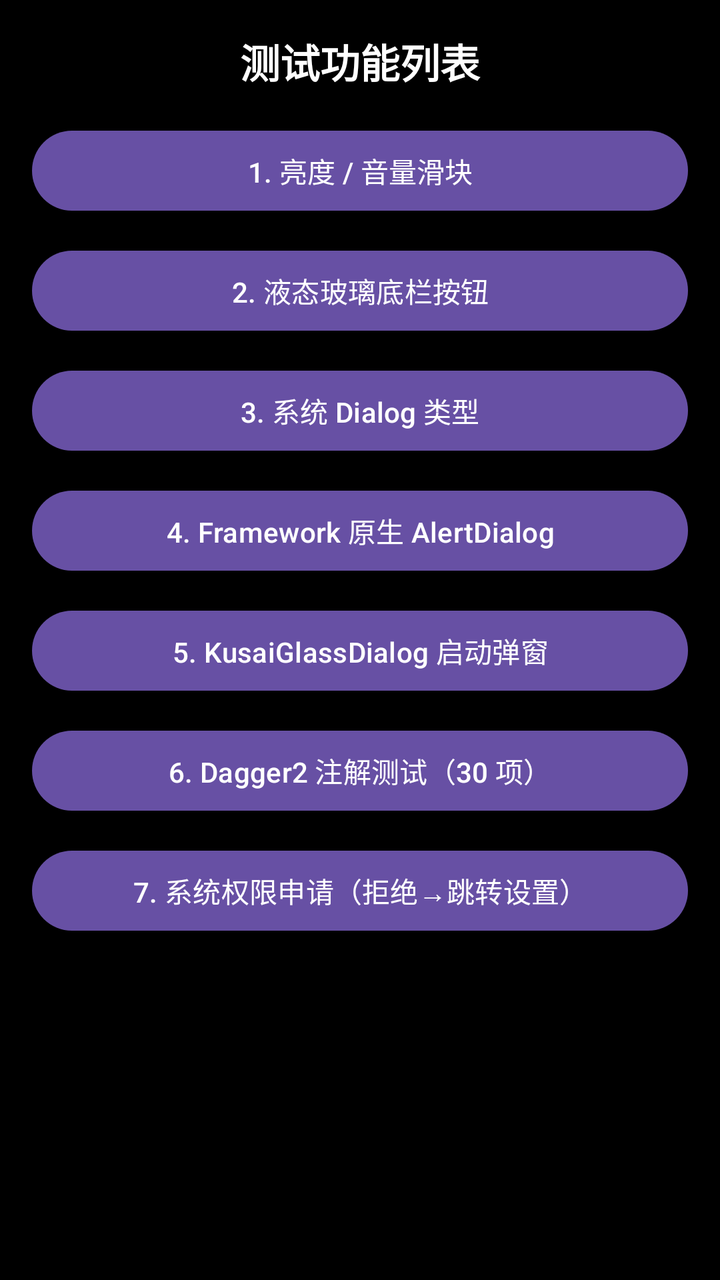
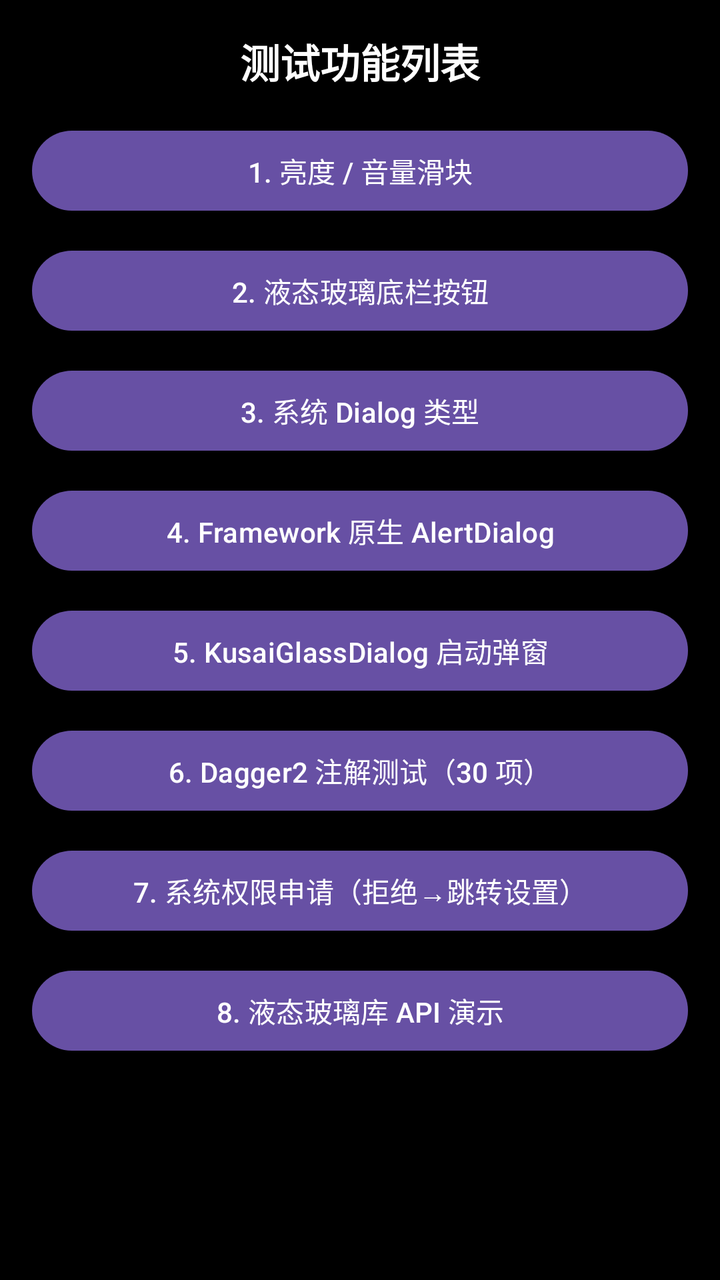

Screens rendered from an Android XML layout before and after an edit, with the pre-edit source and the edit as a unified diff.
<!-- AndroidManifest.xml: application theme Theme.TestDemo -->
<!-- res/layout/activity_test_list.xml -->
<?xml version="1.0" encoding="utf-8"?>
<ScrollView xmlns:android="http://schemas.android.com/apk/res/android"
    android:layout_width="match_parent"
    android:layout_height="match_parent"
    android:background="#FF000000"
    android:fillViewport="true">

    <LinearLayout
        android:layout_width="match_parent"
        android:layout_height="wrap_content"
        android:orientation="vertical"
        android:padding="16dp">

        <TextView
            android:layout_width="match_parent"
            android:layout_height="wrap_content"
            android:layout_marginBottom="16dp"
            android:gravity="center"
            android:text="测试功能列表"
            android:textColor="#FFFFFFFF"
            android:textSize="20sp"
            android:textStyle="bold" />

        <Button
            android:id="@+id/btn_main"
            android:layout_width="match_parent"
            android:layout_height="wrap_content"
            android:layout_marginBottom="12dp"
            android:text="1. 亮度 / 音量滑块" />

        <Button
            android:id="@+id/btn_glass_footer"
            android:layout_width="match_parent"
            android:layout_height="wrap_content"
            android:layout_marginBottom="12dp"
            android:text="2. 液态玻璃底栏按钮" />

        <Button
            android:id="@+id/btn_system_dialog"
            android:layout_width="match_parent"
            android:layout_height="wrap_content"
            android:layout_marginBottom="12dp"
            android:text="3. 系统 Dialog 类型" />

        <Button
            android:id="@+id/btn_framework_dialog"
            android:layout_width="match_parent"
            android:layout_height="wrap_content"
            android:layout_marginBottom="12dp"
            android:text="4. Framework 原生 AlertDialog" />

        <Button
            android:id="@+id/btn_glass_dialog_launch"
            android:layout_width="match_parent"
            android:layout_height="wrap_content"
            android:layout_marginBottom="12dp"
            android:text="5. KusaiGlassDialog 启动弹窗" />

        <Button
            android:id="@+id/btn_dagger_annotation"
            android:layout_width="match_parent"
            android:layout_height="wrap_content"
            android:layout_marginBottom="12dp"
            android:text="6. Dagger2 注解测试（30 项）" />

        <Button
            android:id="@+id/btn_permission_demo"
            android:layout_width="match_parent"
            android:layout_height="wrap_content"
            android:layout_marginBottom="12dp"
            android:text="7. 系统权限申请（拒绝→跳转设置）" />

    </LinearLayout>
</ScrollView>
<!-- resources referenced by this layout -->
<resources>
  <style name="Theme.TestDemo" parent="Base.Theme.TestDemo" />
  <style name="Base.Theme.TestDemo" parent="Theme.Material3.DayNight.NoActionBar">
          
          
          
          <item name="android:alertDialogTheme">@android:style/Theme.DeviceDefault.Light.Dialog.Alert</item>
      </style>
</resources>

<!-- the commit's change to res/layout/activity_test_list.xml (unified diff, before → after) -->
@@ -70,5 +70,14 @@
             android:layout_marginBottom="12dp"
             android:text="7. 系统权限申请（拒绝→跳转设置）" />
 
+        
+        <Button
+            android:id="@+id/btn_liquid_glass"
+            android:layout_width="match_parent"
+            android:layout_height="wrap_content"
+            android:layout_marginBottom="12dp"
+            android:text="8. 液态玻璃库 API 演示" />
+        
+
     </LinearLayout>
 </ScrollView>
